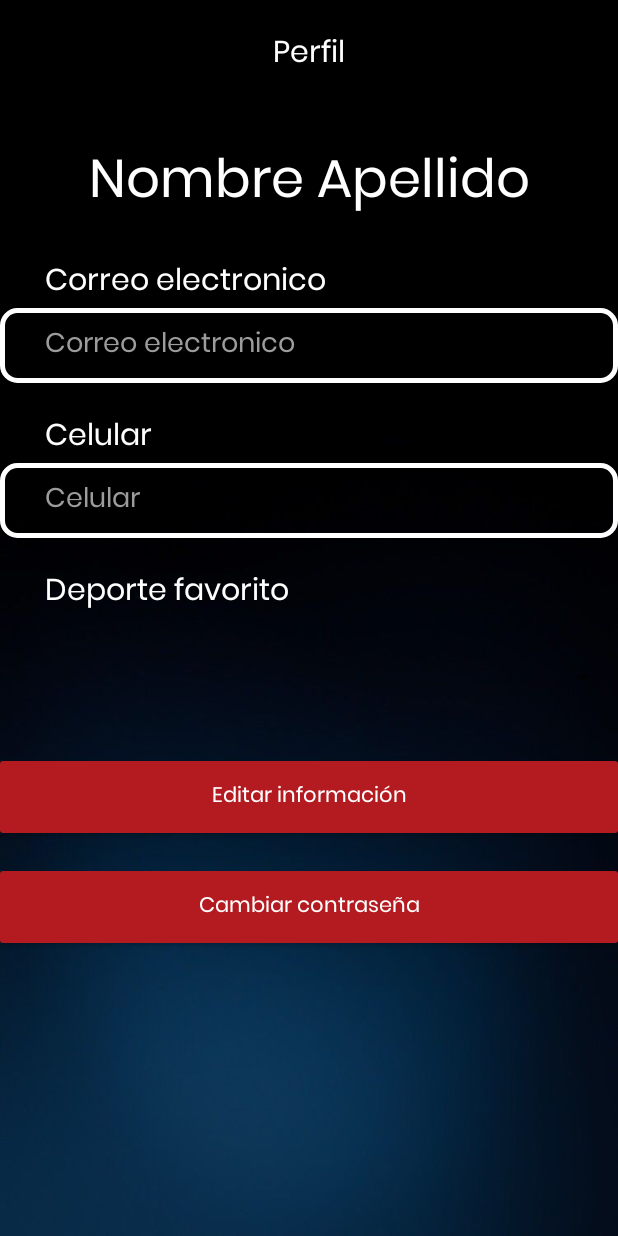
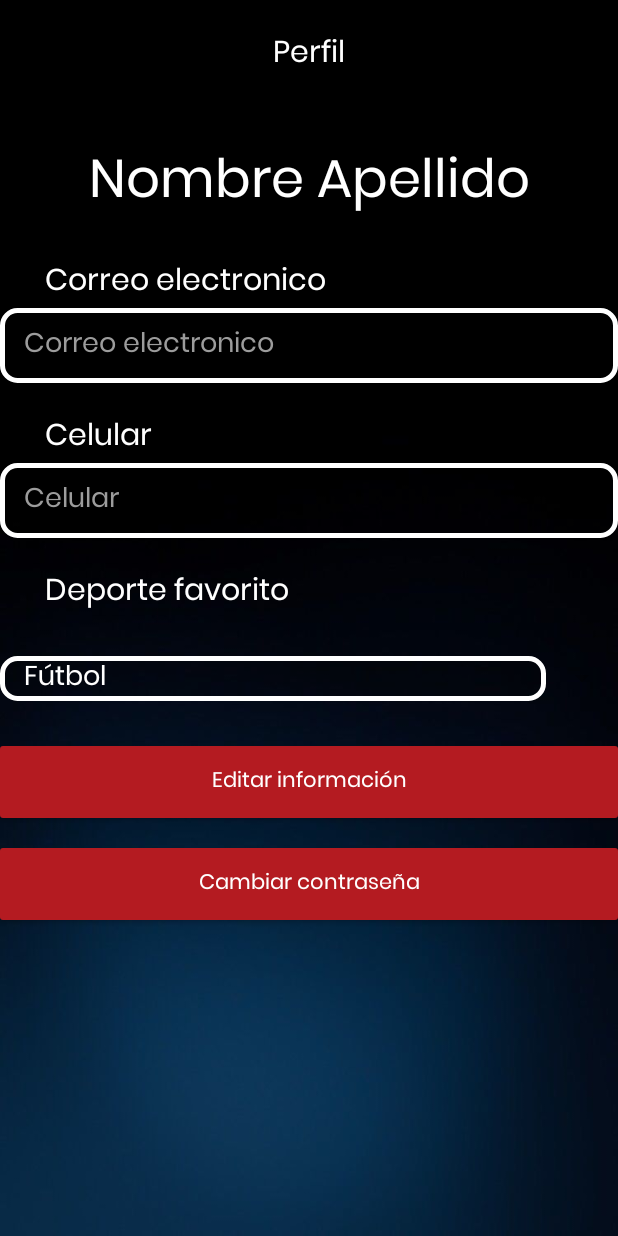
Before and after one commit to BayronCampaz/SportApp, an Android app: the fragment ProfileFragment shown on its own in the app's theme, on a phone screen of 412 x 824 dp. Run offline under Robolectric (Android 15) with nearby library versions, the phone set to English and light mode, and no system bars; our stand-ins replace Firebase (no records; nobody signed in at launch, a user with empty details on screens opened directly); 5 statements that could not run were skipped.

Commit message:
Profile Fragment

```diff
--- a/app/src/main/java/edu/icesi/sportapp/ProfileFragment.java
+++ b/app/src/main/java/edu/icesi/sportapp/ProfileFragment.java
@@ -4,10 +4,12 @@ import android.os.Bundle;
 import android.view.LayoutInflater;
 import android.view.View;
 import android.view.ViewGroup;
+import android.widget.ArrayAdapter;
 import android.widget.Button;
 import android.widget.EditText;
 import android.widget.Spinner;
 import android.widget.TextView;
+import android.widget.Toast;
 
 import androidx.annotation.NonNull;
 import androidx.fragment.app.Fragment;
@@ -51,12 +53,31 @@ public class ProfileFragment extends Fragment {
         auth = FirebaseAuth.getInstance();
         db = FirebaseDatabase.getInstance();
 
+        ArrayAdapter<CharSequence> adapter = ArrayAdapter.createFromResource(container.getContext(),
+                R.array.sports_array, R.layout.custom_spinner_item);
+        adapter.setDropDownViewResource(android.R.layout.simple_spinner_dropdown_item);
+        sportSp.setAdapter(adapter);
+
+        final String[] password = {""};
+
         db.getReference().child(DatabaseConstants.USERS)
                 .child(auth.getCurrentUser().getUid())
                 .addListenerForSingleValueEvent(new ValueEventListener() {
                     @Override
                     public void onDataChange(@NonNull DataSnapshot dataSnapshot) {
                         User user = dataSnapshot.getValue(User.class);
+                        nameTv.setText(user.getName());
+
+                        password[0] = user.getPassword();
+
+                        emailEt.setText(user.getEmail());
+                        emailEt.setEnabled(false);
+
+                        cellphoneEt.setText(user.getCellphone());
+                        cellphoneEt.setEnabled(false);
+
+                        sportSp.setTransitionName(user.getFavoriteSport());
+                        sportSp.setEnabled(false);
                     }
 
                     @Override
@@ -65,7 +86,38 @@ public class ProfileFragment extends Fragment {
                     }
                 });
 
+        changePasswordBtn.setOnClickListener(view1 -> {
 
+        });
+
+        editInfoBtn.setOnClickListener(view1 -> {
+            if(editInfoBtn.getText().equals(R.string.edit_info)){
+                emailEt.setEnabled(true);
+                cellphoneEt.setEnabled(true);
+                sportSp.setEnabled(true);
+                changePasswordBtn.setText(R.string.accept_changes);
+            }
+
+            if(editInfoBtn.getText().equals(R.string.accept_changes)){
+                emailEt.setEnabled(false);
+                cellphoneEt.setEnabled(false);
+                sportSp.setEnabled(false);
+
+
+                User newUser = new User(auth.getCurrentUser().getUid(),
+                        nameTv.getText().toString(),
+                        emailEt.getText().toString(),
+                        password[0],
+                        cellphoneEt.getText().toString(),
+                        sportSp.getSelectedItem().toString());
+
+                db.getReference().child(DatabaseConstants.USERS).child(newUser.getUid()).setValue(newUser);
+                changePasswordBtn.setText(R.string.edit_info);
+                Toast toast = Toast.makeText(container.getContext(),"Se ha cambiado los datos correctamente", Toast.LENGTH_SHORT);
+                toast.show();
+            }
+
+        });
 
         return view;
     }
--- a/app/src/main/res/layout/fragment_profile.xml
+++ b/app/src/main/res/layout/fragment_profile.xml
@@ -40,7 +40,7 @@
         android:layout_height="50dp"
         android:hint="@string/email"
         android:inputType="textEmailAddress"
-        android:paddingLeft="30dp"
+
         android:layout_marginBottom="20dp"/>
 
     <TextView
@@ -59,7 +59,6 @@
         android:layout_height="50dp"
         android:hint="@string/cellphone"
         android:inputType="textEmailAddress"
-        android:paddingLeft="30dp"
         android:layout_marginBottom="20dp"/>
 
     <TextView
@@ -75,11 +74,12 @@
         android:id="@+id/perfil_sports_spinner"
         android:layout_width="match_parent"
         android:layout_height="50dp"
-        android:layout_marginTop="15dp"/>
+        android:layout_marginTop="15dp" />
 
     <Button
+
         android:id="@+id/edit_info"
-        android:layout_marginTop="30dp"
+        android:layout_marginTop="20dp"
         style="@style/styleButton"
         android:layout_width="match_parent"
         android:layout_height="wrap_content"
@@ -87,7 +87,7 @@
 
     <Button
         android:id="@+id/change_password"
-        android:layout_marginTop="25dp"
+        android:layout_marginTop="20dp"
         style="@style/styleButton"
         android:layout_width="match_parent"
         android:layout_height="wrap_content"
--- a/app/src/main/res/values/strings.xml
+++ b/app/src/main/res/values/strings.xml
@@ -24,6 +24,8 @@
     <string name="format_hour">hh:mm</string>
     <string name="change_password">Cambiar contraseña</string>
     <string name="edit_info">Editar información</string>
+    <string name="accept_changes">Aceptar cambios</string>
+
     <string name="not_user_yet">¿No eres usuario aún? "\n" Registrate</string>
     <string-array name="sports_array">
         <item>Fútbol</item>
```
